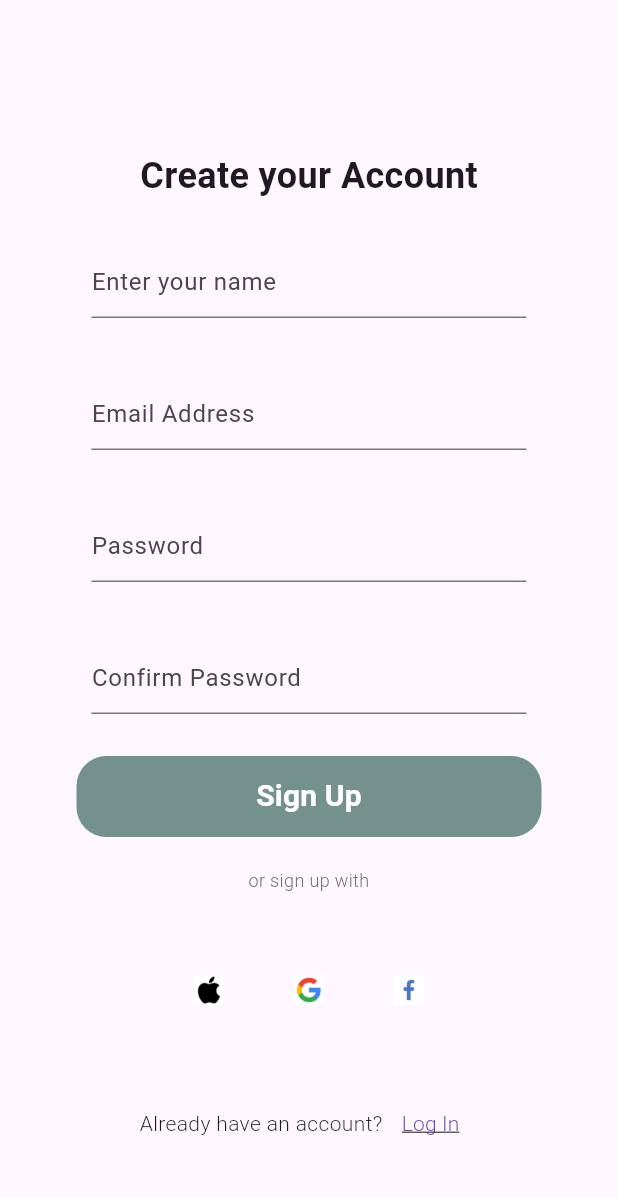
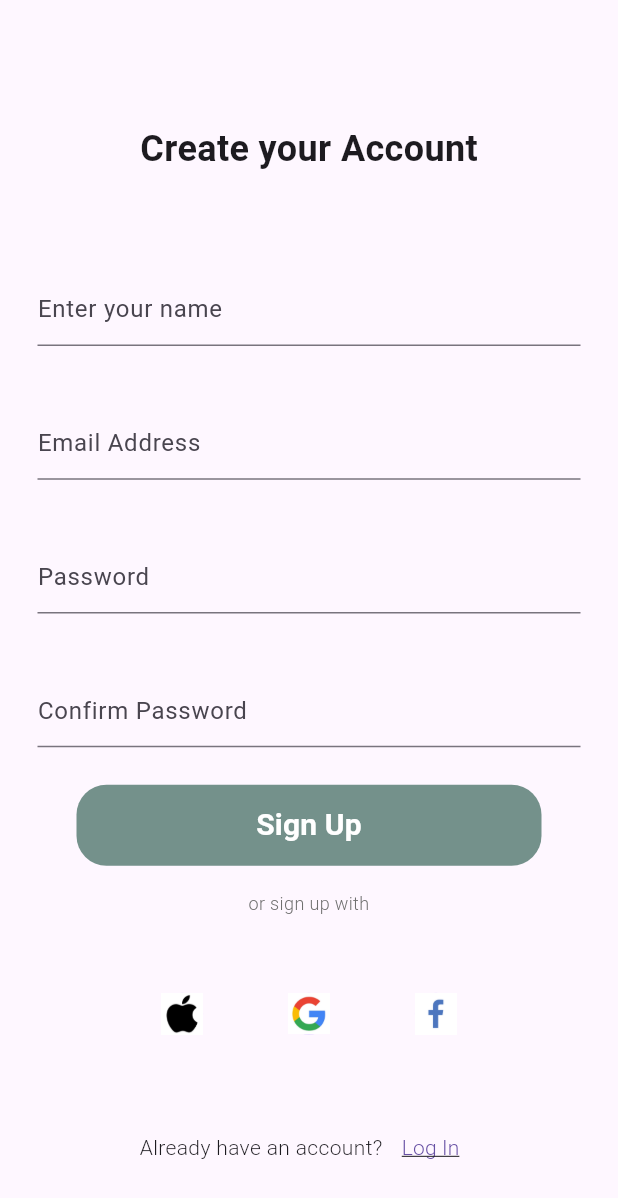
Before and after one commit to ahmadkarazou/app-ec, a Flutter app: the onBoarding screen opened directly, after a tap on "Continue", on a phone screen of 412 x 824 dp. Shown: the top 1198 px of the screen. Run offline on Flutter 3.47's test engine with Material 3 defaults, Android fonts, the light colour scheme and no system bars.

Commit message:
edite project

```diff
--- a/lib/UI/Create.dart
+++ b/lib/UI/Create.dart
@@ -3,12 +3,7 @@ import '../button.dart';
 import 'LogIn.dart';
 
 class Create extends StatefulWidget {
-  Create({super.key});
-  List<AssetImage> images=[
-    AssetImage('asset/images/google-icon.svg'),
-    AssetImage('asset/images/facebook-2.svg'),
-    AssetImage('asset/images/twitter.svg'),
-  ];
+  const Create({super.key});
 
   @override
   State<Create> createState() => _CreateState();
@@ -17,47 +12,52 @@ class Create extends StatefulWidget {
 class _CreateState extends State<Create> {
   @override
   Widget build(BuildContext context) {
+    double hei = MediaQuery.of(context).size.height;
+    double wid = MediaQuery.of(context).size.width;
     return Scaffold(
-      body:
-        SafeArea(
-          child: Padding(
-            padding: const EdgeInsets.all(30),
-            child: Column( crossAxisAlignment: CrossAxisAlignment.center,
+      body: SafeArea(
+        child: SingleChildScrollView(
+          child: Column(
+            crossAxisAlignment: CrossAxisAlignment.center,
             children: [
-                SizedBox(height: 70.0,),
-                Center(
-                    child: Text('Create your Account',style: TextStyle(fontWeight: FontWeight.w700,fontSize: 24),)),
-                SizedBox(height: 20.0),
-                SizedBox(height:350, width: 310,
+              SizedBox(height: hei * 0.1),
+               const Text(
+                'Create your Account',
+                style: TextStyle(
+                  fontWeight: FontWeight.w700,
+                  fontSize: 24,
+                ),
+              ),
+              SizedBox(height: hei * 0.05),
+              Padding(
+                padding: const EdgeInsets.all(25.0),
                 child: Center(
-                    child: Container(
-                      padding: const EdgeInsets.all(10),
                   child: Column(
                     children: [
                       TextField(
-                            controller:TextEditingController(),
-                            decoration: InputDecoration(
+                        controller: TextEditingController(),
+                        decoration:const InputDecoration(
                           hintText: 'Enter your name',
                         ),
                       ),
-                          SizedBox(height: 40.0,),
+                      SizedBox(height: hei * 0.05),
                       TextField(
-                            controller:TextEditingController(),
-                            decoration: InputDecoration(
+                        controller: TextEditingController(),
+                        decoration:const InputDecoration(
                           hintText: 'Email Address',
                         ),
                       ),
-                          SizedBox(height: 40.0,),
+                      SizedBox(height: hei * 0.05),
                       TextField(
-                            controller:TextEditingController(),
-                            decoration: InputDecoration(
+                        controller: TextEditingController(),
+                        decoration:const InputDecoration(
                           hintText: 'Password',
                         ),
                       ),
-                          SizedBox(height: 40.0,),
+                      SizedBox(height: hei * 0.05),
                       TextField(
-                            controller:TextEditingController(),
-                            decoration: InputDecoration(
+                        controller: TextEditingController(),
+                        decoration:const InputDecoration(
                           hintText: 'Confirm Password',
                         ),
                       ),
@@ -65,73 +65,87 @@ class _CreateState extends State<Create> {
                   ),
                 ),
               ),
-                ),
               ElevatedButton(
                 style: buttonPrimary,
                 onPressed: () {
-                    Navigator.push(
+                  Navigator.pushAndRemoveUntil(
                     context,
-                        MaterialPageRoute(builder: (context) =>  LogIn()));
+                    MaterialPageRoute(
+                      builder: (context) => LogIn(),
+                    ),
+                    (Route<dynamic> route) => false,
+                  );
                 },
-                  child: Text(
-                    'Sign Up', style: TextStyle(color: Colors.white,fontSize: 20, fontWeight: FontWeight.w700),textAlign: TextAlign.center,
+                child: const Text(
+                  'Sign Up',
+                  style: TextStyle(
+                      color: Colors.white,
+                      fontSize: 20,
+                      fontWeight: FontWeight.w700),
+                  textAlign: TextAlign.center,
                 ),
               ),
-                SizedBox(height: 20),
-                Text('or sign up with',style: TextStyle(color: Color(0xff707070),fontSize: 12, fontWeight: FontWeight.w300),textAlign: TextAlign.center,
+              SizedBox(height: hei * 0.02),
+             const Text(
+                'or sign up with',
+                style: TextStyle(
+                    color: Color(0xff707070),
+                    fontSize: 12,
+                    fontWeight: FontWeight.w300),
+                textAlign: TextAlign.center,
               ),
-                SizedBox(width: 200,height: 130,
-                child: Row( mainAxisAlignment: MainAxisAlignment.spaceAround,
+              SizedBox(height: hei * 0.05),
+              Row(
+                mainAxisAlignment: MainAxisAlignment.center,
                 children: [
-                    CircleAvatar(
-                      child:  GestureDetector(child:Image.asset(
-                        'assets/images/Apple.jpeg',
+                  TextButton(
+                    onPressed: () {},
+                    child: CircleAvatar(
+                      maxRadius: 14,
+                      child: Image.asset('assets/images/Apple.jpeg'),
                     ),
-                          onTap:(){
-                            // Navigator.push(
-                            //   context,
-                            //   MaterialPageRoute(builder: (context) =>  ),);
-                          }
                   ),
-                      radius: 10.0,
+                  SizedBox(width: wid * 0.05),
+                  TextButton(
+                    onPressed: () {},
+                    child: CircleAvatar(
+                      maxRadius: 14,
+                      child: Image.asset('assets/images/google.jpeg'),
                     ),
-                    CircleAvatar(
-                      child:  GestureDetector(child:Image.asset(
-                        'assets/images/google.jpeg',
                   ),
-                          onTap:(){}
+                  SizedBox(width: wid * 0.05),
+                  TextButton(
+                    onPressed: () {},
+                    child: CircleAvatar(
+                      maxRadius: 14,
+                      child: Image.asset('assets/images/facebook.jpeg'),
                     ),
-                      radius: 10.0,
                   ),
-                    CircleAvatar(
-                      child:  GestureDetector(child:Image.asset(
-                        'assets/images/facebook.jpeg',
+                ],
               ),
-                          onTap:(){}
-                      ),
-                      radius: 10.0,
+              SizedBox(height: hei * 0.05),
+              Row(
+                mainAxisAlignment: MainAxisAlignment.center,
+                children: [
+                  const Text('Already have an account?',
+                      style:
+                          TextStyle(fontWeight: FontWeight.w300, fontSize: 14)),
+                  TextButton(
+                      onPressed: () {
+                        Navigator.push(context,
+                            MaterialPageRoute(builder: (context) => LogIn()));
+                      },
+                      child: const Text('Log In',
+                          style: TextStyle(
+                              fontWeight: FontWeight.w300,
+                              fontSize: 14,
+                              decoration: TextDecoration.underline)))
+                ],
               ),
             ],
           ),
         ),
-                Row( mainAxisAlignment: MainAxisAlignment.center,
-                  children: [
-                    Text('Already have an account?',style: TextStyle(fontWeight: FontWeight.w300, fontSize: 14)),
-                    TextButton(onPressed: (){
-                      Navigator.push(
-                          context,
-                          MaterialPageRoute(builder: (context) =>  LogIn()));
-                    }, child: Text('Log In',style: TextStyle(fontWeight: FontWeight.w300, fontSize: 14,decoration: TextDecoration.underline)))
-
-
-                  ],
       ),
-
-              ],
-            ),
-          ),
-        ),
-
     );
   }
 }
--- a/lib/UI/LogIn.dart
+++ b/lib/UI/LogIn.dart
@@ -10,15 +10,15 @@ class LogIn extends StatelessWidget {
 
   @override
   Widget build(BuildContext context) {
+    double hei = MediaQuery.of(context).size.height;
+    double wid = MediaQuery.of(context).size.width;
     return Scaffold(
 
       body:
       SafeArea(
-        child: Padding(
-          padding: const EdgeInsets.all(30),
         child: Column( crossAxisAlignment: CrossAxisAlignment.center,
           children: [
-              SizedBox(height: 70.0,),
+            SizedBox(height: hei * 0.05),
             Center(
                 child: Text('Log in to your Account',style: TextStyle(fontWeight: FontWeight.w700,fontSize: 24),)),
             SizedBox(height: 20.0),
@@ -115,7 +115,6 @@ class LogIn extends StatelessWidget {
           ],
         ),
       ),
-      ),
 
     );
   }
--- a/lib/UI/onBoarding.dart
+++ b/lib/UI/onBoarding.dart
@@ -1,50 +1,47 @@
 import 'package:flutter/material.dart';
-import 'package:flutter/cupertino.dart';
 
 import '../button.dart';
 import 'Create.dart';
 
 class onBoarding extends StatelessWidget {
-  const onBoarding({super.key});
+  onBoarding({super.key});
 
   @override
   Widget build(BuildContext context) {
+    double hei = MediaQuery.of(context).size.height;
+    double wid = MediaQuery.of(context).size.width;
     return Scaffold(
       body: SafeArea(
-        child: Padding(
-          padding: const EdgeInsets.symmetric(horizontal: 24),
+        child: Center(
           child: Column(
-          crossAxisAlignment: CrossAxisAlignment.center,
-            mainAxisAlignment: MainAxisAlignment.center,
             children: [
-              SizedBox(height: 200.0),
-              Container(
-                  width:355,
-                  height:336 ,
-                  decoration: BoxDecoration(
-                    image: DecorationImage(image: AssetImage(
-                        'assets/images/FreshHome.jpeg',
-                    ),fit: BoxFit.fill
-                    )
-                  ),
+              SizedBox(height: hei * 0.25),
+             const Image(
+                image: AssetImage(
+                  'assets/images/FreshHome.jpeg',
+                ),
               ),
-              SizedBox(height:150,),
+              SizedBox(height: hei * 0.25),
               ElevatedButton(
                 style: buttonPrimary,
                 onPressed: () {
-                  Navigator.push(
-                      context,
-                      MaterialPageRoute(builder: (context) =>  Create()));
+                  Navigator.pushAndRemoveUntil(
+                    context,
+                    MaterialPageRoute(
+                      builder: (context) => Create(),
+                    ),
+                    (Route<dynamic> route) => false,
+                  );
                 },
-                child: Text(
-                  'Continue', style: TextStyle(color: Colors.white),
+                child: const Text(
+                  'Continue',
+                  style: TextStyle(color: Colors.white, fontSize: 24),
                 ),
               ),
             ],
           ),
         ),
       ),
-
     );
   }
 }
--- a/lib/main.dart
+++ b/lib/main.dart
@@ -2,6 +2,11 @@ import 'package:flutter/material.dart';
 import 'package:untitled4/UI/onBoarding.dart';
 
 import 'UI/FavouritePage.dart';
+
+
+
+
+
 
 void main() {
   runApp(const MyApp());
@@ -21,7 +26,7 @@ class MyApp extends StatelessWidget {
         useMaterial3: true,
       ),
       debugShowCheckedModeBanner: false,
-      home: FavoriteScreen(),
+      home: onBoarding(),
     );
   }
 }
```
Lines whose indentation alone changed are shown as unchanged.
